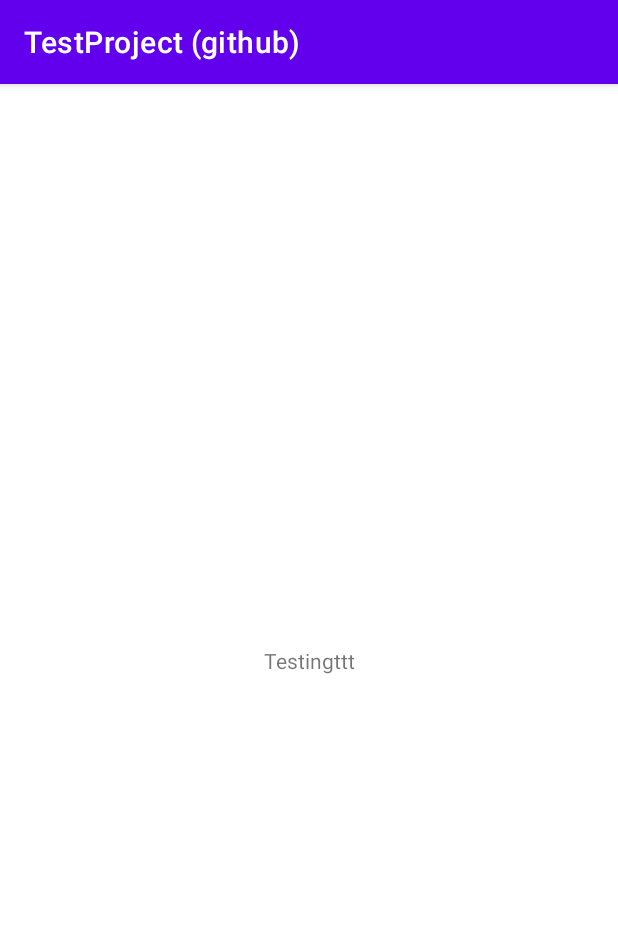
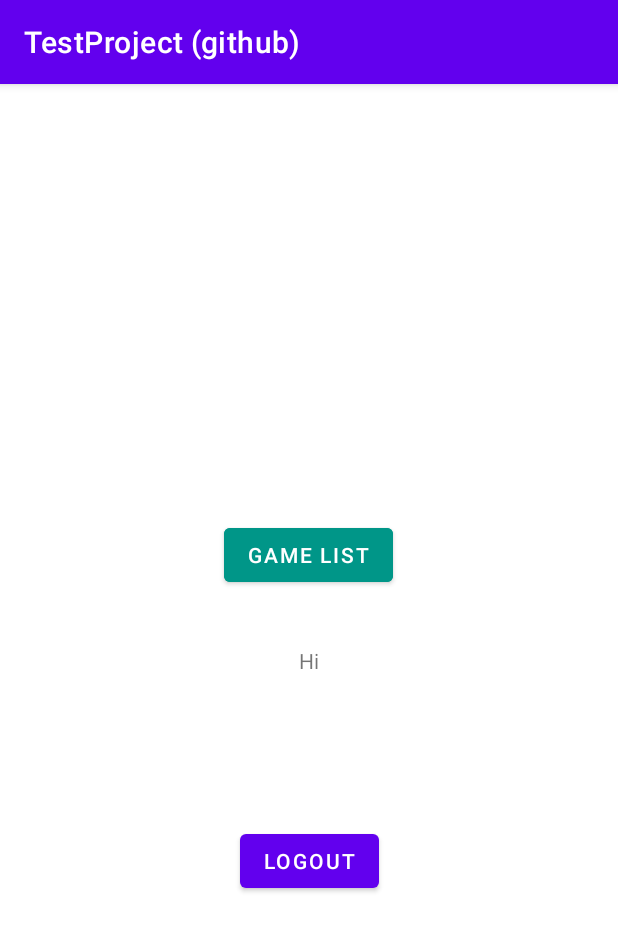
Before and after one commit to Irfanizam/csc577-project, an Android app: the screen it shows after launch (MainActivity), on a phone screen of 412 x 824 dp. Shown: the top 931 px of the screen. Run offline under Robolectric (Android 15) with nearby library versions, the phone set to English and light mode, and no system bars.

```diff
--- a/app/src/main/java/com/example/testprojectgithub/MainActivity.java
+++ b/app/src/main/java/com/example/testprojectgithub/MainActivity.java
@@ -2,7 +2,10 @@ package com.example.testprojectgithub;
 
 import androidx.appcompat.app.AppCompatActivity;
 
+import android.content.Intent;
 import android.os.Bundle;
+import android.view.View;
+import android.widget.Button;
 import android.widget.TextView;
 
 public class MainActivity extends AppCompatActivity {
@@ -12,6 +15,17 @@ public class MainActivity extends AppCompatActivity {
         super.onCreate(savedInstanceState);
         setContentView(R.layout.activity_main);
         TextView tvHelloWorld = findViewById(R.id.tvHelloWorld);
-        tvHelloWorld.setText("Testingttt");
+        tvHelloWorld.setText("Hi");
+
+        // assign action to Game List button
+        Button btnGameList = findViewById(R.id.btnGameList);
+        btnGameList.setOnClickListener(new View.OnClickListener() {
+            @Override
+            public void onClick(View view) {
+        // forward user to GameListActivity
+                Intent intent = new Intent(context, GameListActivity.class);
+                startActivity(intent);
+            }
+        });
     }
 }
--- a/app/src/main/res/layout/activity_main.xml
+++ b/app/src/main/res/layout/activity_main.xml
@@ -16,4 +16,30 @@
         app:layout_constraintStart_toStartOf="parent"
         app:layout_constraintTop_toTopOf="parent" />
 
+    <Button
+        android:id="@+id/btnLogout"
+        android:layout_width="wrap_content"
+        android:layout_height="wrap_content"
+        android:text="Logout"
+        app:layout_constraintBottom_toBottomOf="parent"
+        app:layout_constraintEnd_toEndOf="parent"
+        app:layout_constraintStart_toStartOf="parent"
+        app:layout_constraintTop_toTopOf="parent"
+        app:layout_constraintVertical_bias="0.686" />
+
+    <Button
+        android:id="@+id/btnGameList"
+        android:layout_width="wrap_content"
+        android:layout_height="wrap_content"
+        android:layout_marginBottom="156dp"
+        android:backgroundTint="#009688"
+        android:text="Game List"
+        app:layout_constraintBottom_toTopOf="@+id/btnLogout"
+        app:layout_constraintEnd_toEndOf="parent"
+        app:layout_constraintHorizontal_bias="0.498"
+        app:layout_constraintStart_toStartOf="parent"
+        app:layout_constraintTop_toTopOf="parent"
+        app:layout_constraintVertical_bias="1.0" />
+
+
 </androidx.constraintlayout.widget.ConstraintLayout>
```
